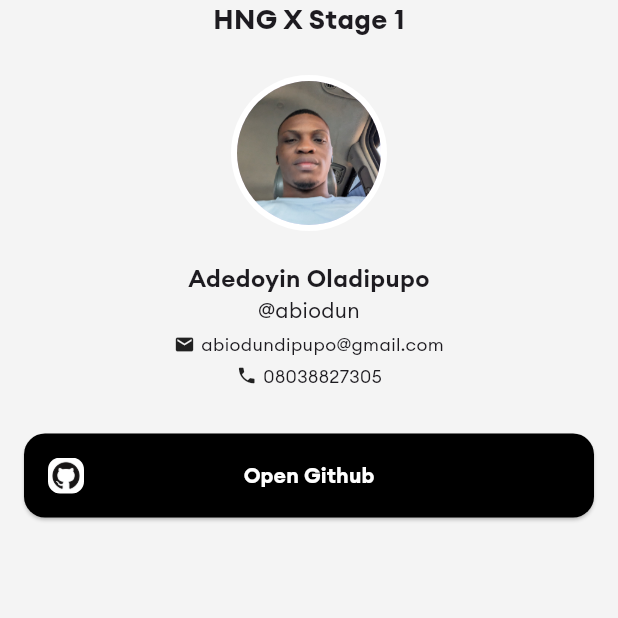
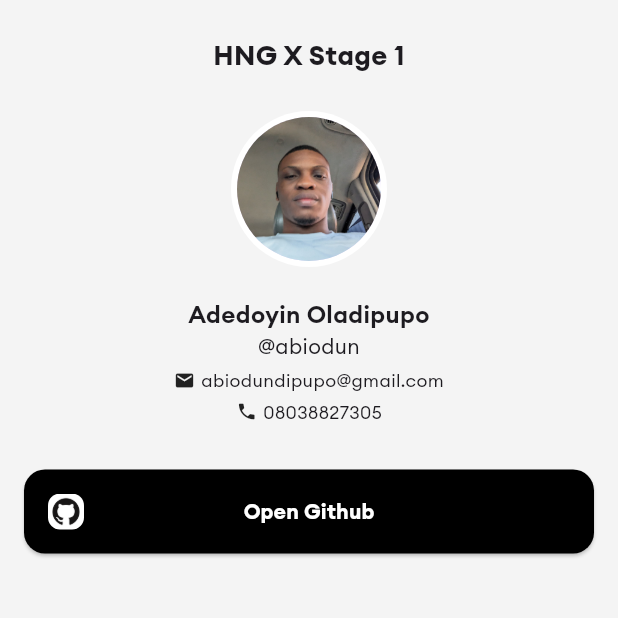
Before and after one commit to Oladips/hngx1, a Flutter app: the screen it shows after launch, on a phone screen of 412 x 824 dp, the top half of it. Run offline on Flutter 3.47's test engine with Material 2 defaults, Android fonts, the phone set to English and light mode, and no system bars; our stand-ins replace webview_flutter.

Commit message:
name change

```diff
--- a/lib/main.dart
+++ b/lib/main.dart
@@ -11,7 +11,8 @@ class MyApp extends StatelessWidget {
   @override
   Widget build(BuildContext context) {
     return MaterialApp(
-      title: 'Flutter Demo',
+      title: 'HNGX Test 1',
+      debugShowCheckedModeBanner: false,
       theme: ThemeData(
         colorScheme: ColorScheme.fromSeed(seedColor: Colors.deepPurple),
         useMaterial3: true,
@@ -44,6 +45,7 @@ class _MyHomePageState extends State<MyHomePage> {
             mainAxisAlignment: MainAxisAlignment.start,
             crossAxisAlignment: CrossAxisAlignment.stretch,
             children: [
+              const SizedBox(height: 24),
               const Text(
                 "HNG X Stage 1",
                 textAlign: TextAlign.center,
```
